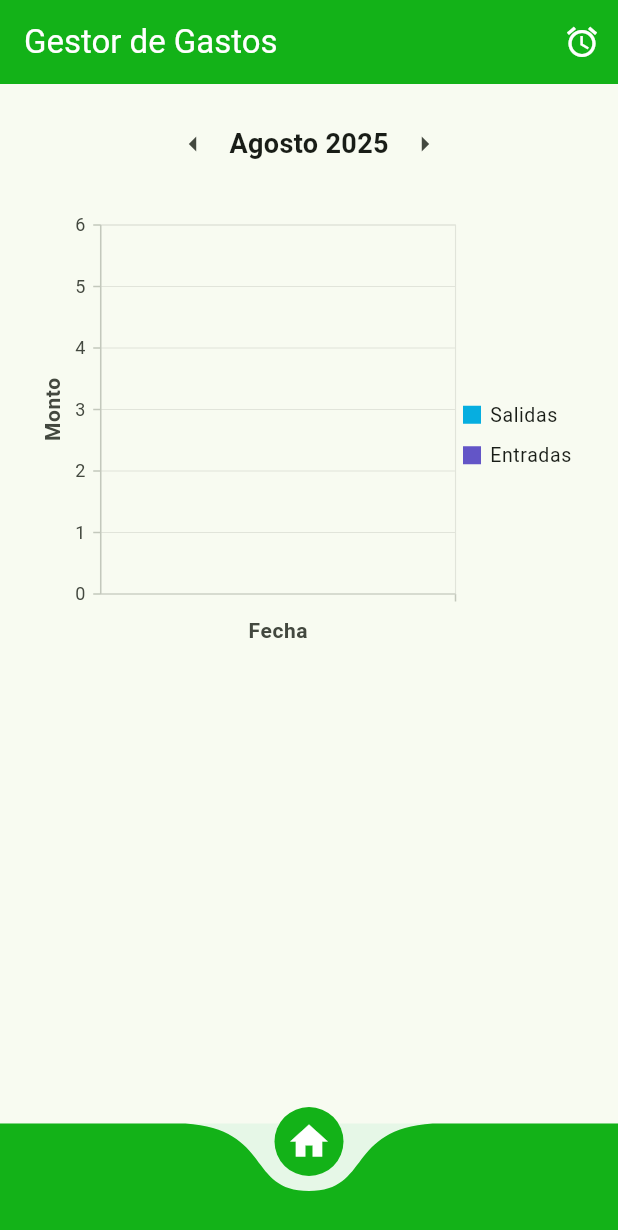
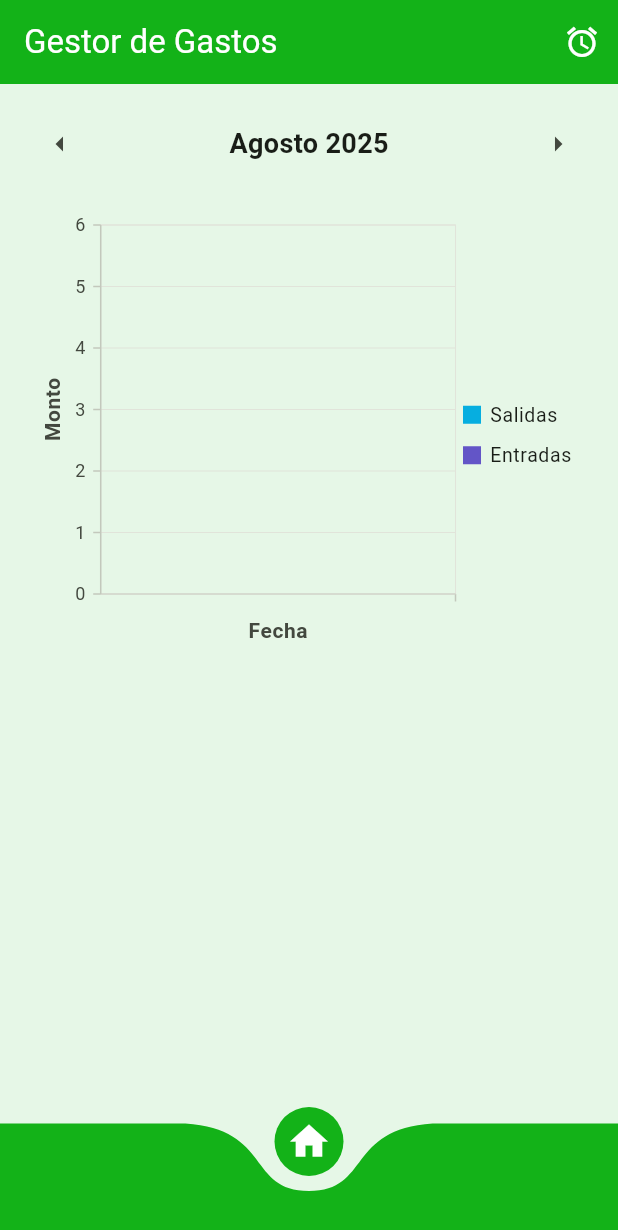
Before and after one commit to Loredo31/control_de_gastos, a Flutter app: the screen it shows after launch, on a phone screen of 412 x 824 dp. Shown: the top 1230 px of the screen. Run offline on Flutter 3.47's test engine with Material 3 defaults, Android fonts, the phone set to English and light mode, and no system bars; drawn by our look-alikes of curved_navigation_bar; our stand-ins replace syncfusion_flutter_charts; network calls fail.

Commit message:
Se cambio el diseño añ boton de meses

```diff
--- a/control_gastos/lib/const/globals.dart
+++ b/control_gastos/lib/const/globals.dart
@@ -3,7 +3,7 @@ import 'package:flutter/foundation.dart';
 import 'package:path_provider/path_provider.dart';
 
 String? ipMac = '127.0.0.1';
-String baseUrl = "http://192.168.0.109:3000/api";
+String baseUrl = "http://192.168.0.122:3000/api";
 
 Future<bool> obtenerSistema() async {
   if (kIsWeb) {
--- a/control_gastos/lib/dashboard/bottomnavbar.dart
+++ b/control_gastos/lib/dashboard/bottomnavbar.dart
@@ -13,7 +13,8 @@ class BottomNavBar extends StatefulWidget {
 class _BottomNavBarState extends State<BottomNavBar> {
   int _selectedIndex = 0;
 
-  final List<Widget> Screens = [Principalscreen(), RecurrenceTypeScreen()];
+
+  final List<Widget> screens = [Principalscreen(), RecurrenceTypeScreen()];
 
   @override
   Widget build(BuildContext context) {
@@ -35,7 +36,7 @@ class _BottomNavBarState extends State<BottomNavBar> {
 
       backgroundColor: Color(0xFFE6F7E7),
 
-      body: Screens[_selectedIndex],
+      body: screens[_selectedIndex],
       bottomNavigationBar: CurvedNavigationBar(
         backgroundColor: Colors.transparent,
         color: const Color(0xFF13B218),
--- a/control_gastos/lib/dashboard/screens/principalScreen.dart
+++ b/control_gastos/lib/dashboard/screens/principalScreen.dart
@@ -53,6 +53,7 @@ class _PrincipalscreenState extends State<Principalscreen> {
   @override
   Widget build(BuildContext context) {
     return Scaffold(
+      backgroundColor: Color(0xFFE6F7E7),
       body: SingleChildScrollView(
         padding: const EdgeInsets.all(16),
         child: Column(
@@ -80,7 +81,7 @@ class _PrincipalscreenState extends State<Principalscreen> {
                   isEntry: registro["isentry"],
                 ),
               );
-            })
+            }),
           ],
         ),
       ),
--- a/control_gastos/lib/widgets/barMonth.dart
+++ b/control_gastos/lib/widgets/barMonth.dart
@@ -46,7 +46,7 @@ class _BarMonthState extends State<BarMonth> {
   @override
   Widget build(BuildContext context) {
     return Row(
-      mainAxisAlignment: MainAxisAlignment.center,
+      mainAxisAlignment: MainAxisAlignment.spaceBetween,
       children: [
         IconButton(
           onPressed: () => changeMonth(false),
--- a/control_gastos/lib/widgets/money_card_widget.dart
+++ b/control_gastos/lib/widgets/money_card_widget.dart
@@ -14,10 +14,9 @@ class MoneyCard extends StatelessWidget {
 
   @override
   Widget build(BuildContext context) {
-    // Color según isEntry
     final Color bgColor = isEntry ? Color(0xFFA2DFA3) : Color.fromARGB(255, 196, 43, 29);
 
-    // Tamaño fijo para todos
+
     final double height = 60;
     final double fontSizeTitle = 18;
     final double fontSizeAmount = 20;
@@ -32,7 +31,6 @@ class MoneyCard extends StatelessWidget {
         child: Row(
           mainAxisAlignment: MainAxisAlignment.spaceBetween,
           children: [
-            // Título a la izquierda
             Text(
               title,
               style: TextStyle(
@@ -41,7 +39,6 @@ class MoneyCard extends StatelessWidget {
                 color: Colors.white,
               ),
             ),
-            // Monto a la derecha
             Text(
               "\$${amount.toStringAsFixed(2)}",
               style: TextStyle(
```
Also changed, not shown: control_gastos/pubspec.lock.
